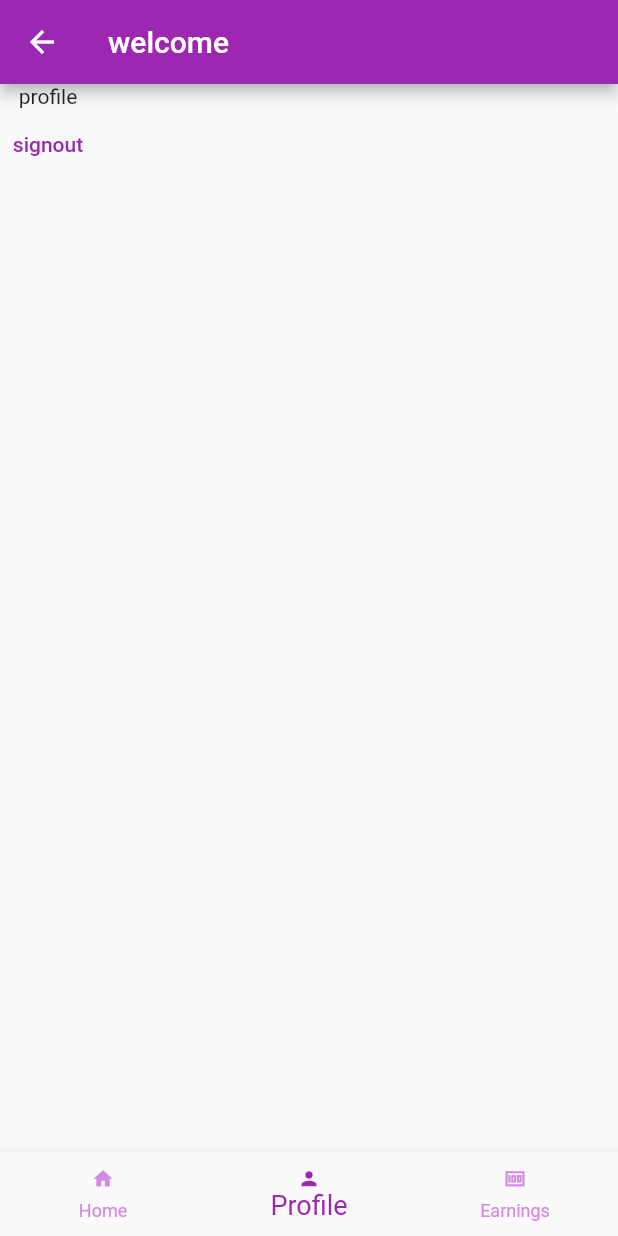
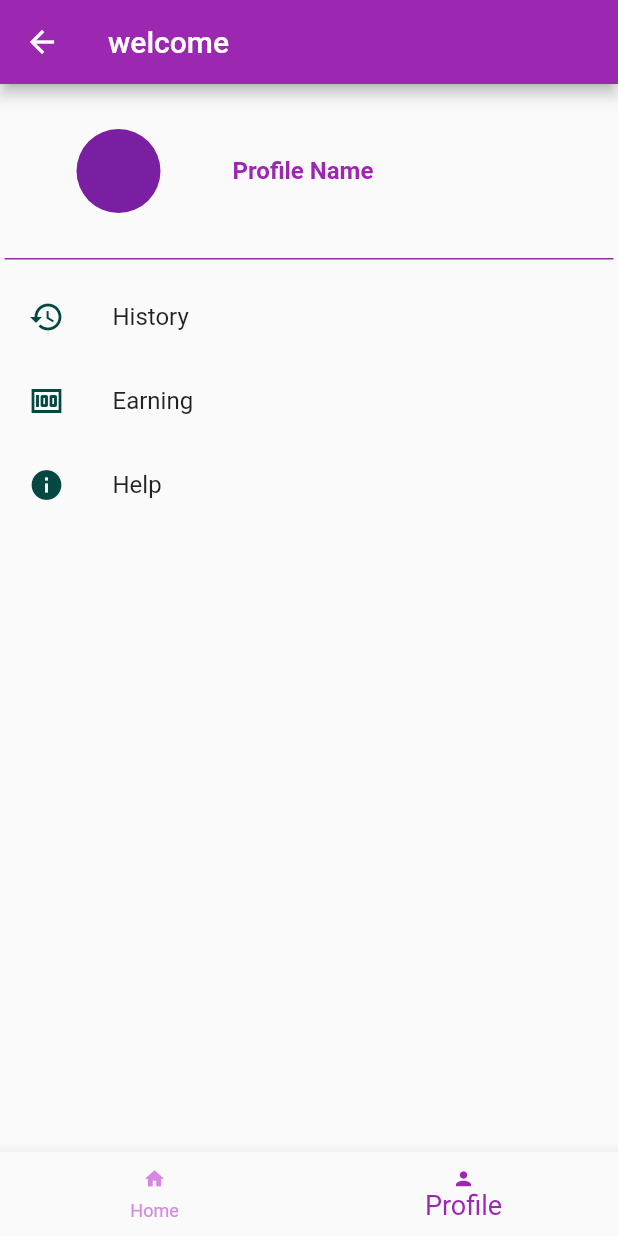
Before and after one commit to Rajasreepv/OLA-CLONE, a Flutter app: the mainpage screen opened directly, item 2 of the bottom bar chosen, on a phone screen of 412 x 824 dp. Run offline on Flutter 3.47's test engine with Material 2 defaults, Android fonts, the phone set to English and light mode, and no system bars; our stand-ins replace firebase_auth, firebase_core, firebase_database, fluttertoast, geolocator, google_maps_flutter and 2 more; accounts and stored records are empty.

```diff
--- a/lib/mainscreens/mainscreen.dart
+++ b/lib/mainscreens/mainscreen.dart
@@ -12,7 +12,10 @@ class mainpage extends StatefulWidget {
 }
 
 class _mainpageState extends State<mainpage> {
-  final _pages = [home(), profile(), earnings()];
+  final _pages = [
+    home(),
+    profile(),
+  ];
   int indexnum = 0;
   @override
   Widget build(BuildContext context) {
@@ -27,7 +30,7 @@ class _mainpageState extends State<mainpage> {
             icon: Icon(Icons.person),
             label: "Profile",
           ),
-          BottomNavigationBarItem(icon: Icon(Icons.money), label: "Earnings")
+          // BottomNavigationBarItem(icon: Icon(Icons.money), label: "Earnings")
         ],
         unselectedItemColor: Color.fromARGB(255, 214, 135, 227),
         iconSize: 15,
--- a/lib/mainscreens/profile.dart
+++ b/lib/mainscreens/profile.dart
@@ -1,6 +1,7 @@
 import 'package:flutter/material.dart';
 import 'package:ride_app/global/global.dart';
 import 'package:ride_app/splashScreen/splash_screen.dart';
+import 'package:ride_app/widgets/divider.dart';
 
 class profile extends StatefulWidget {
   const profile({super.key});
@@ -13,17 +14,49 @@ class _profileState extends State<profile> {
   @override
   Widget build(BuildContext context) {
     return Scaffold(
-        body: Column(
-      children: [
-        Text("profile"),
-        TextButton(
-            onPressed: () {
-              fAuth.signOut();
-              Navigator.push(context,
-                  MaterialPageRoute(builder: (c) => const MySplashScreen()));
-            },
-            child: Text("signout"))
-      ],
-    ));
+      body: SafeArea(
+        child: Padding(
+          padding: const EdgeInsets.fromLTRB(3, 30, 3, 0),
+          child: ListView(
+            children: const [
+              ListTile(
+                leading: CircleAvatar(
+                  radius: 60,
+                ),
+                title: Text(
+                  "Profile Name",
+                  style: TextStyle(
+                      color: Colors.purple, fontWeight: FontWeight.bold),
+                ),
+              ),
+              SizedBox(
+                height: 30,
+              ),
+              divider(),
+              SizedBox(
+                height: 10,
+              ),
+              ListTile(
+                leading: Icon(
+                  Icons.history,
+                  color: Color.fromARGB(255, 5, 71, 65),
+                ),
+                title: Text("History"),
+              ),
+              ListTile(
+                leading:
+                    Icon(Icons.money, color: Color.fromARGB(255, 5, 71, 65)),
+                title: Text("Earning"),
+              ),
+              ListTile(
+                leading:
+                    Icon(Icons.info, color: Color.fromARGB(255, 5, 71, 65)),
+                title: Text("Help"),
+              )
+            ],
+          ),
+        ),
+      ),
+    );
   }
 }
--- a/pubspec.yaml
+++ b/pubspec.yaml
@@ -41,6 +41,8 @@ dependencies:
   firebase_database: ^10.3.3
   sn_progress_dialog: ^1.1.3
   google_maps_flutter: ^2.5.0
+  geolocator: ^10.1.0
+  permission_handler: ^11.0.1
 dev_dependencies:
   flutter_test:
     sdk: flutter
```
Also changed, not shown: lib/mainscreens/home.dart (+50 -11 lines), pubspec.lock, 7 other files.
